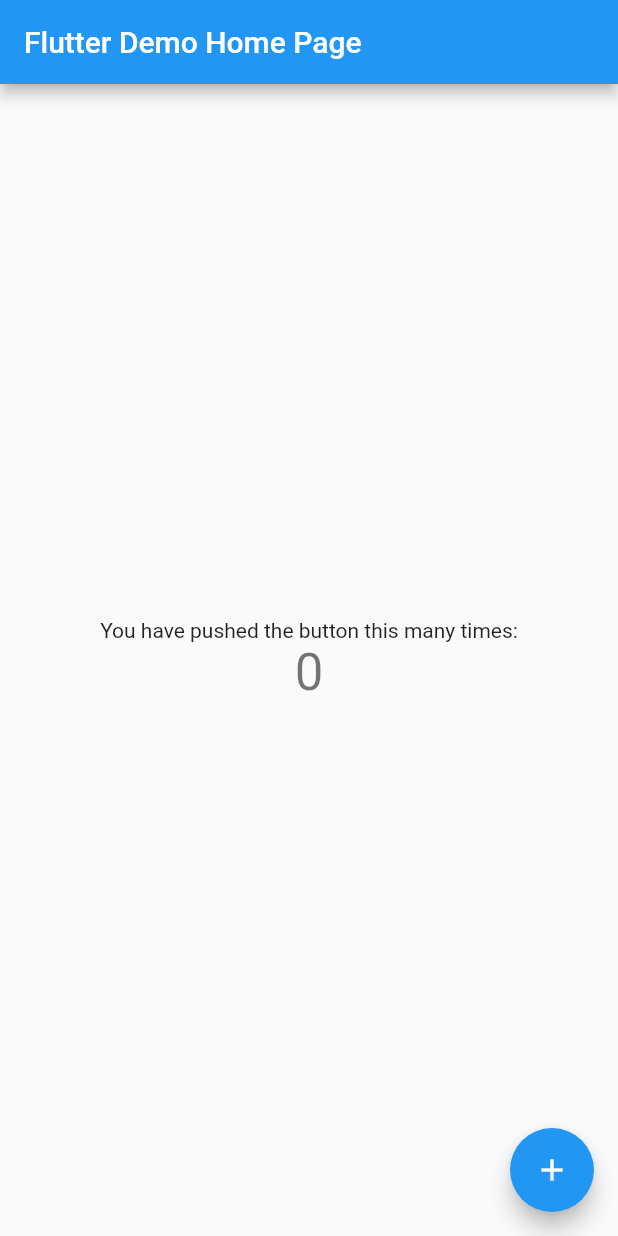
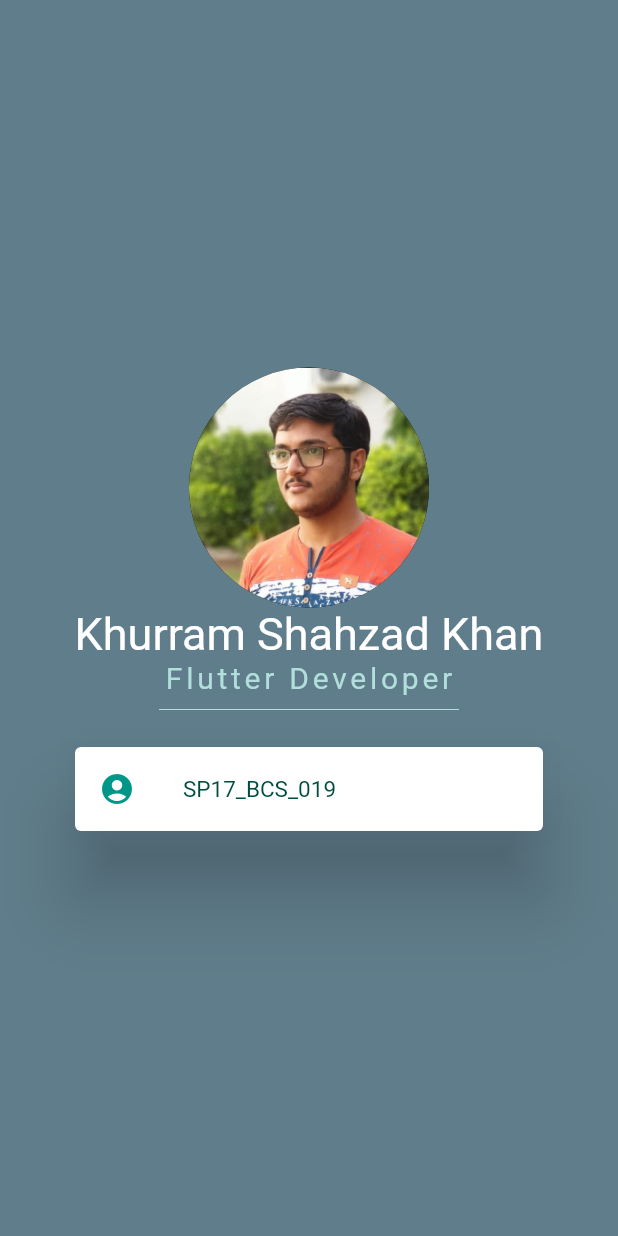
Before and after one commit to gohardhuddi/Sp17_BCS_019, a Flutter app: the first screen one second after launch, on a phone screen of 412 x 824 dp. Run offline on Flutter 3.47's test engine with Material 2 defaults, Android fonts, the phone set to English and light mode, and no system bars; Roboto replaces fonts that are missing (Pacifico, SourceSansPro).

Commit message:
splashscreen including Name Roll number and pic

```diff
--- /dev/null
+++ b/lib/homepage.dart
@@ -0,0 +1,12 @@
+import 'package:flutter/material.dart';
+
+class homepage extends StatelessWidget {
+  @override
+  Widget build(BuildContext context) {
+    return MaterialApp(
+      home: Scaffold(
+        backgroundColor: Colors.white,
+      ),
+    );
+  }
+}
--- a/lib/main.dart
+++ b/lib/main.dart
@@ -1,113 +1,19 @@
 import 'package:flutter/material.dart';
+import 'splashscreen.dart';
 
 void main() {
   runApp(MyApp());
 }
 
 class MyApp extends StatelessWidget {
-  // This widget is the root of your application.
   @override
   Widget build(BuildContext context) {
     return MaterialApp(
-      title: 'Flutter Demo',
-      theme: ThemeData(
-        // This is the theme of your application.
-        //
-        // Try running your application with "flutter run". You'll see the
-        // application has a blue toolbar. Then, without quitting the app, try
-        // changing the primarySwatch below to Colors.green and then invoke
-        // "hot reload" (press "r" in the console where you ran "flutter run",
-        // or simply save your changes to "hot reload" in a Flutter IDE).
-        // Notice that the counter didn't reset back to zero; the application
-        // is not restarted.
-        primarySwatch: Colors.blue,
+      theme: ThemeData.dark().copyWith(
+        primaryColor: Color(0xFF0A0E21),
+        scaffoldBackgroundColor: Color(0xFF0A0E21),
       ),
-      home: MyHomePage(title: 'Flutter Demo Home Page'),
+      home: splashscreen(),
     );
   }
 }
-
-class MyHomePage extends StatefulWidget {
-  MyHomePage({Key key, this.title}) : super(key: key);
-
-  // This widget is the home page of your application. It is stateful, meaning
-  // that it has a State object (defined below) that contains fields that affect
-  // how it looks.
-
-  // This class is the configuration for the state. It holds the values (in this
-  // case the title) provided by the parent (in this case the App widget) and
-  // used by the build method of the State. Fields in a Widget subclass are
-  // always marked "final".
-
-  final String title;
-
-  @override
-  _MyHomePageState createState() => _MyHomePageState();
-}
-
-class _MyHomePageState extends State<MyHomePage> {
-  int _counter = 0;
-
-  void _incrementCounter() {
-    setState(() {
-      // This call to setState tells the Flutter framework that something has
-      // changed in this State, which causes it to rerun the build method below
-      // so that the display can reflect the updated values. If we changed
-      // _counter without calling setState(), then the build method would not be
-      // called again, and so nothing would appear to happen.
-      _counter++;
-    });
-  }
-
-  @override
-  Widget build(BuildContext context) {
-    // This method is rerun every time setState is called, for instance as done
-    // by the _incrementCounter method above.
-    //
-    // The Flutter framework has been optimized to make rerunning build methods
-    // fast, so that you can just rebuild anything that needs updating rather
-    // than having to individually change instances of widgets.
-    return Scaffold(
-      appBar: AppBar(
-        // Here we take the value from the MyHomePage object that was created by
-        // the App.build method, and use it to set our appbar title.
-        title: Text(widget.title),
-      ),
-      body: Center(
-        // Center is a layout widget. It takes a single child and positions it
-        // in the middle of the parent.
-        child: Column(
-          // Column is also a layout widget. It takes a list of children and
-          // arranges them vertically. By default, it sizes itself to fit its
-          // children horizontally, and tries to be as tall as its parent.
-          //
-          // Invoke "debug painting" (press "p" in the console, choose the
-          // "Toggle Debug Paint" action from the Flutter Inspector in Android
-          // Studio, or the "Toggle Debug Paint" command in Visual Studio Code)
-          // to see the wireframe for each widget.
-          //
-          // Column has various properties to control how it sizes itself and
-          // how it positions its children. Here we use mainAxisAlignment to
-          // center the children vertically; the main axis here is the vertical
-          // axis because Columns are vertical (the cross axis would be
-          // horizontal).
-          mainAxisAlignment: MainAxisAlignment.center,
-          children: <Widget>[
-            Text(
-              'You have pushed the button this many times:',
-            ),
-            Text(
-              '$_counter',
-              style: Theme.of(context).textTheme.headline4,
-            ),
-          ],
-        ),
-      ),
-      floatingActionButton: FloatingActionButton(
-        onPressed: _incrementCounter,
-        tooltip: 'Increment',
-        child: Icon(Icons.add),
-      ), // This trailing comma makes auto-formatting nicer for build methods.
-    );
-  }
-}
--- /dev/null
+++ b/lib/splashscreen.dart
@@ -0,0 +1,116 @@
+import 'dart:async';
+import 'package:flutter/material.dart';
+import 'homepage.dart';
+
+//import 'package:quizstar/home.dart';
+
+class splashscreen extends StatefulWidget {
+  @override
+  _splashscreenState createState() => _splashscreenState();
+}
+
+class _splashscreenState extends State<splashscreen> {
+  @override
+  void initState() {
+    super.initState();
+    Timer(Duration(seconds: 3), () {
+      Navigator.of(context).pushReplacement(MaterialPageRoute(
+        builder: (context) => homepage(),
+      ));
+    });
+  }
+
+  // added test yourself
+  // and made the text to align at center
+  @override
+  Widget build(BuildContext context) {
+    return Scaffold(
+        backgroundColor: Colors.blueGrey,
+        body: SafeArea(
+          child: Column(
+            mainAxisAlignment: MainAxisAlignment.center,
+            children: [
+              CircleAvatar(
+                radius: 80.0,
+                backgroundImage: AssetImage('images/profileimage.jpg'),
+              ),
+              Text(
+                "Khurram Shahzad Khan",
+                style: TextStyle(
+                    fontSize: 30.0,
+                    color: Colors.white,
+                    fontFamily: 'Pacifico'),
+              ),
+              Text(
+                "Flutter Developer",
+                style: TextStyle(
+                    fontSize: 20.0,
+                    color: Colors.teal.shade100,
+                    fontFamily: 'SourceSansPro',
+                    letterSpacing: 2.5),
+              ),
+              SizedBox(
+                height: 20.0,
+                width: 200.0,
+                child: Divider(
+                  color: Colors.teal[100],
+                ),
+              ),
+              Padding(
+                padding: const EdgeInsets.symmetric(
+                  vertical: 5,
+                  horizontal: 25,
+                ),
+                child: Card(
+                  color: Colors.white,
+                  elevation: 22.0,
+                  margin:
+                      EdgeInsets.symmetric(vertical: 10.0, horizontal: 25.0),
+                  child: Center(
+                    child: ListTile(
+                      leading: Icon(
+                        Icons.account_circle,
+                        color: Colors.teal,
+                      ),
+                      title: Text(
+                        'SP17_BCS_019',
+                        style: TextStyle(
+                          fontFamily: 'SourceSansPro',
+                          color: Colors.teal[900],
+                          fontSize: 15.0,
+                        ),
+                      ),
+                    ),
+                  ),
+                ),
+              ),
+              Padding(
+                padding: const EdgeInsets.symmetric(
+                  vertical: 5,
+                  horizontal: 25,
+                ),
+                // child: Card(
+                //     color: Colors.white,
+                //     elevation: 22.0,
+                //     margin:
+                //         EdgeInsets.symmetric(vertical: 10.0, horizontal: 25.0),
+                //     child: ListTile(
+                //       leading: Icon(
+                //         Icons.mail,
+                //         color: Colors.teal,
+                //       ),
+                //       title: Text(
+                //         'gohardhuddi@gmail.com',
+                //         style: TextStyle(
+                //           fontFamily: 'SourceSansPro',
+                //           color: Colors.teal[900],
+                //           fontSize: 15.0,
+                //         ),
+                //       ),
+                //     )),
+              ),
+            ],
+          ),
+        ));
+  }
+}
--- a/pubspec.yaml
+++ b/pubspec.yaml
@@ -45,8 +45,8 @@
   uses-material-design: true
 
   # To add assets to your application, add an assets section, like this:
-  # assets:
-  #   - images/a_dot_burr.jpeg
+  assets:
+   - images/profileimage.jpg
   #   - images/a_dot_ham.jpeg
 
   # An image asset can refer to one or more resolution-specific "variants", see
```
Also changed, not shown: images/profileimage.jpg (added), 1 other file.
